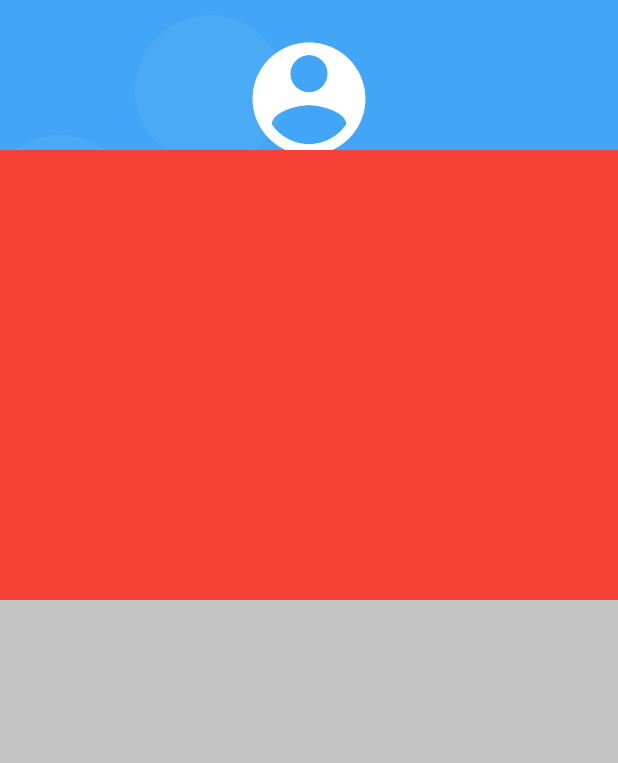
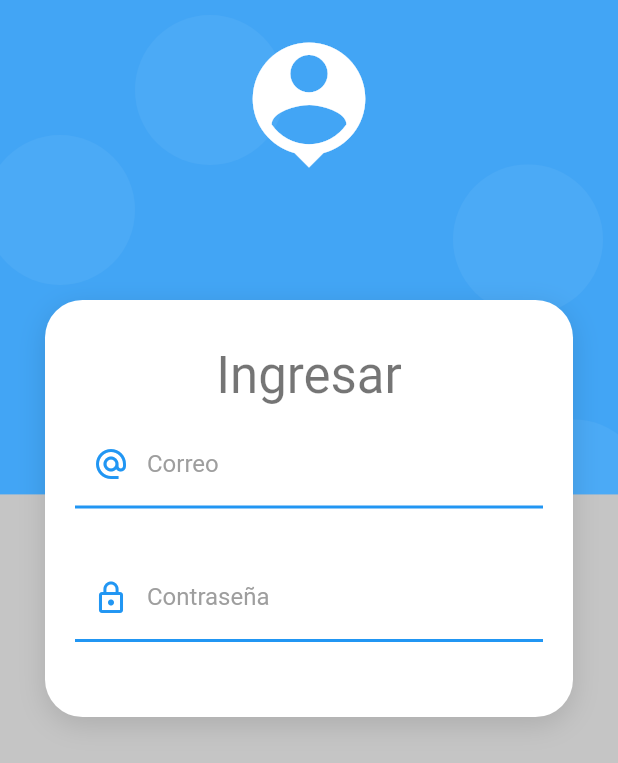
Before and after one commit to kervisvasquez1993/flutter-app, a Flutter app: the screen it shows after launch, on a phone screen of 412 x 824 dp. Shown: the top 763 px of the screen. Run offline on Flutter 3.47's test engine with Material 2 defaults, Android fonts, the phone set to English and light mode, and no system bars.

Commit message:
creamos inputs reutilizable en nuestro proyecto

```diff
--- a/lib/screens/login_screens.dart
+++ b/lib/screens/login_screens.dart
@@ -1,3 +1,4 @@
+import 'package:app_delivery_redvital/screens/ui/input_decorations.dart';
 import 'package:app_delivery_redvital/screens/widgets/widget.dart';
 import 'package:flutter/material.dart';
 
@@ -12,13 +13,56 @@ class LoginScreens extends StatelessWidget {
               child: Column(
         children: [
           SizedBox(
-            height: 100,
+            height: 200,
           ),
-          CartContainer()
+          CartContainer(
+            child: Column(
+              children: [
+                SizedBox(height: 10),
+                Text("Ingresar", style: Theme.of(context).textTheme.headline4),
+                SizedBox(height: 10),
+                _LoginForm()
+              ],
+            ),
+          )
         ],
       ))),
     );
   }
 }
 
-class CardContainer {}
+class _LoginForm extends StatelessWidget {
+  const _LoginForm({Key? key}) : super(key: key);
+
+  @override
+  Widget build(BuildContext context) {
+    return Container(
+      child: Container(
+        child: Form(
+            //TODO: MANTENER LA REFERENCIA EN EL KEY
+            child: Column(children: [
+          TextFormField(
+            autocorrect: false,
+            keyboardType: TextInputType.emailAddress,
+            decoration: InputDecorations.authInputDecoration(
+              hintText: 'ejemplo@correo.com',
+              labelText: 'Correo',
+              prefixIcon: Icons.alternate_email_sharp,
+            ),
+          ),
+          SizedBox(height: 30),
+          TextFormField(
+            autocorrect: false,
+            keyboardType: TextInputType.emailAddress,
+            decoration: InputDecorations.authInputDecoration(
+              hintText: '****',
+              labelText: 'Contraseña',
+              prefixIcon: Icons.lock_outline,
+            ),
+          ),
+          SizedBox(height: 30),
+        ])),
+      ),
+    );
+  }
+}
--- /dev/null
+++ b/lib/screens/ui/input_decorations.dart
@@ -0,0 +1,24 @@
+import 'package:flutter/material.dart';
+
+class InputDecorations {
+  static InputDecoration authInputDecoration({
+    required String hintText,
+    required String labelText,
+    required IconData prefixIcon,
+  }) {
+    return InputDecoration(
+      enabledBorder: UnderlineInputBorder(
+        borderSide: BorderSide(
+          color: Colors.blue,
+          width: 2,
+        ),
+      ),
+      hintText: hintText,
+      labelText: labelText,
+      labelStyle: TextStyle(
+        color: Colors.grey,
+      ),
+      prefixIcon: Icon(prefixIcon, color: Colors.blue),
+    );
+  }
+}
--- a/lib/screens/widgets/card_container.dart
+++ b/lib/screens/widgets/card_container.dart
@@ -1,12 +1,32 @@
 import 'package:flutter/material.dart';
 
 class CartContainer extends StatelessWidget {
+  final Widget child;
+
+  const CartContainer({Key? key, required this.child}) : super(key: key);
   @override
   Widget build(BuildContext context) {
-    return Container(
-      width: double.infinity,
-      height: 300,
-      color: Colors.red,
+    return Padding(
+      padding: EdgeInsets.symmetric(horizontal: 30),
+      child: Container(
+        width: double.infinity,
+        padding: EdgeInsets.all(20),
+        // height: 300, // TODO:BORRAR
+        decoration: _createCardShape(),
+        child: this.child,
+      ),
     );
   }
+
+  BoxDecoration _createCardShape() => BoxDecoration(
+        color: Colors.white,
+        borderRadius: BorderRadius.circular(25),
+        boxShadow: [
+          BoxShadow(
+            color: Colors.black12,
+            blurRadius: 15,
+            offset: Offset(0, 5),
+          )
+        ],
+      );
 }
```
